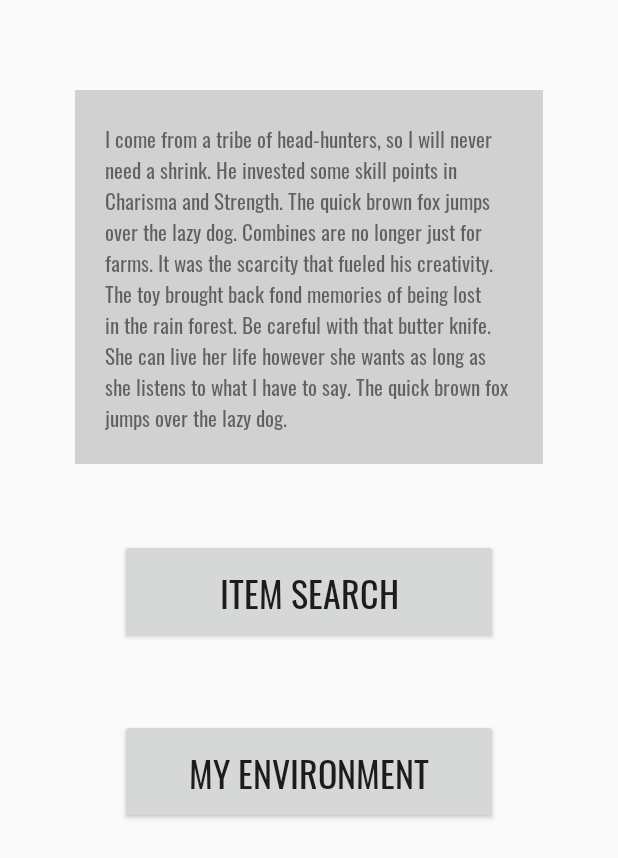
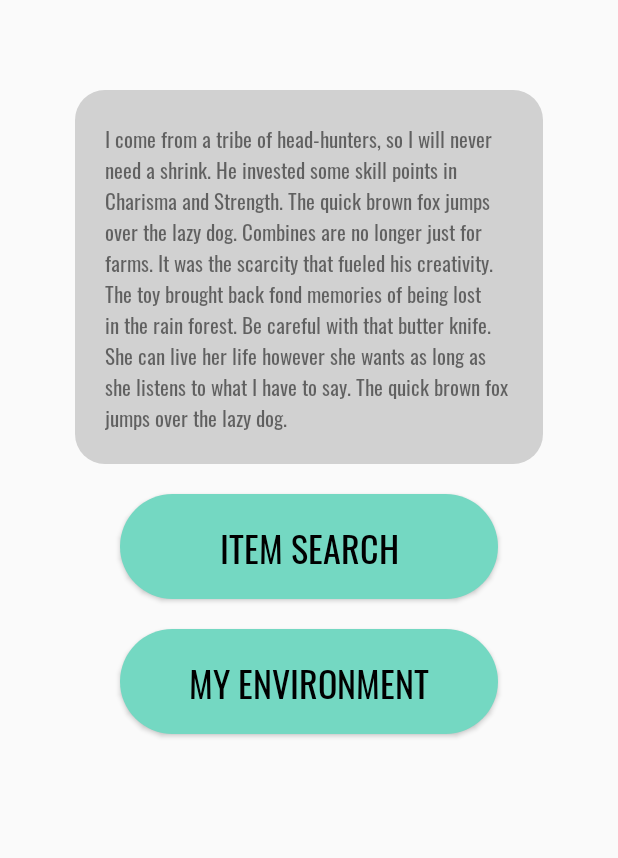
Before and after one commit to angelinepho/evaa, an Android app: the Options screen opened directly, with no data from a screen before it, on a phone screen of 412 x 824 dp. Shown: the top 858 px of the screen. Run offline under Robolectric (Android 15) with nearby library versions, the phone set to English and light mode, and no system bars.

Commit message:
Added custom buttons, custom text bubbles
Created custom_button.xml and custom_textbubble.xml. Updated Option.java screen to have customs.

```diff
--- /dev/null
+++ b/app/src/main/res/drawable/custom_button.xml
@@ -0,0 +1,9 @@
+<?xml version="1.0" encoding="utf-8"?>
+<layer-list xmlns:android="http://schemas.android.com/apk/res/android">
+    <item>
+        <shape android:shape="rectangle">
+            <solid android:color="#74D8C2"/>
+            <corners android:radius="50dp"/>
+        </shape>
+    </item>
+</layer-list>
--- /dev/null
+++ b/app/src/main/res/drawable/custom_textbubble.xml
@@ -0,0 +1,9 @@
+<?xml version="1.0" encoding="utf-8"?>
+<layer-list xmlns:android="http://schemas.android.com/apk/res/android">
+    <item>
+        <shape android:shape="rectangle">
+            <solid android:color="#D1D1D1"/>
+            <corners android:radius="20dp"/>
+        </shape>
+    </item>
+</layer-list>
--- a/app/src/main/res/layout/options.xml
+++ b/app/src/main/res/layout/options.xml
@@ -14,7 +14,7 @@
         android:layout_marginLeft="50dp"
         android:layout_marginTop="60dp"
         android:layout_marginRight="50dp"
-        android:background="#D1D1D1"
+        android:background="@drawable/custom_textbubble"
         android:paddingLeft="20dp"
         android:paddingTop="20dp"
         android:paddingEnd="20dp"
@@ -24,23 +24,27 @@
 
     <Button
         android:id="@+id/btnItemSearch"
+        android:background="@drawable/custom_button"
         android:layout_width="match_parent"
         android:layout_height="wrap_content"
         android:layout_marginLeft="80dp"
-        android:layout_marginTop="50dp"
+        android:layout_marginTop="20dp"
         android:layout_marginRight="80dp"
         android:height="70dp"
         android:text="@string/itemSearch"
+        android:textColor="#000000"
         android:textSize="24sp" />
 
     <Button
         android:id="@+id/btnEnvironment"
+        android:background="@drawable/custom_button"
         android:layout_width="match_parent"
         android:layout_height="wrap_content"
         android:layout_marginLeft="80dp"
-        android:layout_marginTop="50dp"
+        android:layout_marginTop="20dp"
         android:layout_marginRight="80dp"
         android:height="70dp"
         android:text="@string/myEnvironment"
+        android:textColor="#000000"
         android:textSize="24sp" />
 </LinearLayout>
```
